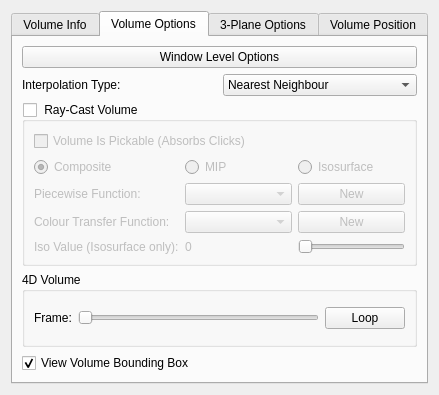
Before: the Qt Designer form rtUI/volume3DOptions.ui in pengwg/vurtigo, drawn with Qt 5.
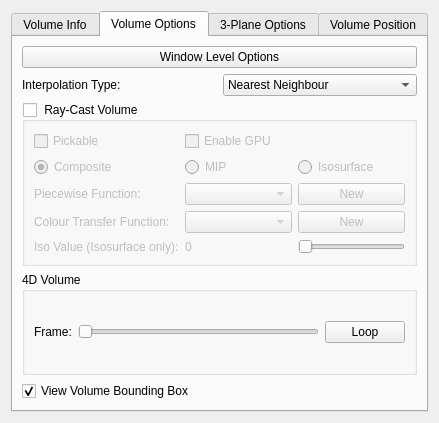
After: the same form once the commit is applied. The open tabs and pages were chosen to show the change.

Commit message:
GPU Volume rendering
Analysis:

Vurtigo was doing 3D volume rendering on the CPU but could be slow on
slower systems. Wanted to get the speed up of GPU.

Resolution:

Added the option of GPU rendering. This only becomes an option if the
hardware/volume supports it.

NOTE: GPU rendering does not support all the CPU versions raycast functions
(MIP,isosurface,...), so they are disabled in GPU mode

BugID: 760
Reviewed by:

```diff
--- a/rtUI/volume3DOptions.ui
+++ b/rtUI/volume3DOptions.ui
@@ -7,7 +7,7 @@
     <x>0</x>
     <y>0</y>
     <width>439</width>
-    <height>395</height>
+    <height>423</height>
    </rect>
   </property>
   <property name="windowTitle">
@@ -205,10 +205,20 @@
             </property>
            </widget>
           </item>
-          <item row="0" column="0" colspan="2">
+          <item row="0" column="0">
            <widget class="QCheckBox" name="volumePickableCheckBox">
-            <property name="text">
+            <property name="toolTip">
              <string>Volume Is Pickable (Absorbs Clicks)</string>
+            </property>
+            <property name="text">
+             <string>Pickable</string>
+            </property>
+           </widget>
+          </item>
+          <item row="0" column="1" colspan="2">
+           <widget class="QCheckBox" name="gpuBox">
+            <property name="text">
+             <string>Enable GPU</string>
             </property>
            </widget>
           </item>
```
Left out of the diff: 2 changed lines with no effect on the pictures. The commit also changes 4 other files.
